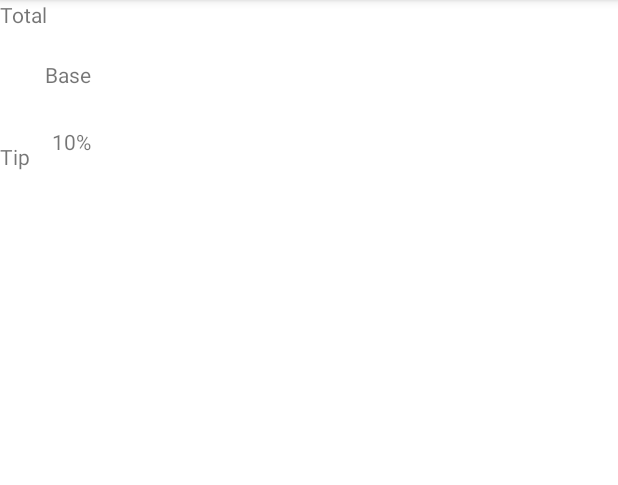
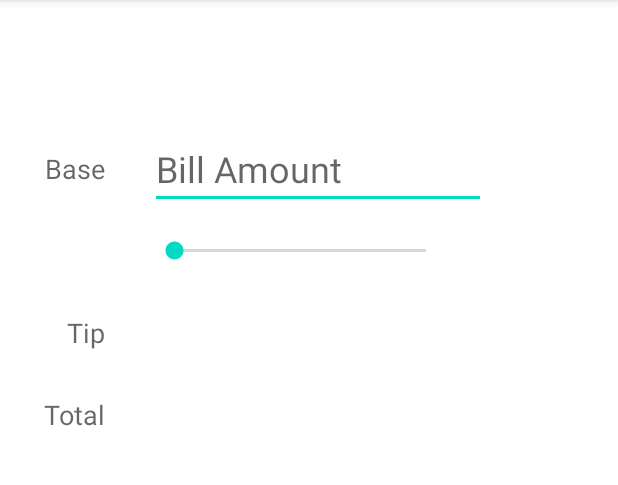
Before and after one commit to OSURandle/Codepath_Project_4_Tip_Calculator, an Android app: the screen it shows after launch (MainActivity), on a phone screen of 412 x 824 dp, the part 84-569 px from its top. Run offline under Robolectric (Android 15) with nearby library versions, the phone set to English and light mode, and no system bars.

Commit message:
Repo fix

```diff
--- a/app/src/main/java/com/example/codepath_project_4_tip_calculator/MainActivity.kt
+++ b/app/src/main/java/com/example/codepath_project_4_tip_calculator/MainActivity.kt
@@ -2,10 +2,61 @@ package com.example.codepath_project_4_tip_calculator
 
 import androidx.appcompat.app.AppCompatActivity
 import android.os.Bundle
+import android.text.Editable
+import android.text.TextWatcher
+import android.util.Log
+import android.widget.EditText
+import android.widget.SeekBar
+import android.widget.TextView
+private const val TAG = "MainActivity"
+class MainActivity : AppCompatActivity() {
 
-class MainActivity : AppCompatActivity() {
+    private lateinit var BaseAmount: EditText
+    private lateinit var seekBarTip: SeekBar
+    private lateinit var Percent: TextView
+    private lateinit var TipAmount: TextView
+    private lateinit var TotalAmount: TextView
+
     override fun onCreate(savedInstanceState: Bundle?) {
         super.onCreate(savedInstanceState)
         setContentView(R.layout.activity_main)
+        BaseAmount = findViewById(R.id.BaseAmount)
+        seekBarTip = findViewById(R.id.seekBarTip)
+        Percent = findViewById(R.id.Percent)
+        TipAmount = findViewById(R.id.TipAmount)
+        TotalAmount = findViewById(R.id.TotalAmount)
+
+        seekBarTip.setOnSeekBarChangeListener(object: SeekBar.OnSeekBarChangeListener{
+            override fun onProgressChanged(seekBar: SeekBar?, p1: Int, fromUser: Boolean) {
+                Log.i(TAG, "onProgressChanged $p1")
+                Percent.text = "$p1%"
+                calculateTipandTotal()
+            }
+
+            override fun onStartTrackingTouch(p0: SeekBar?) {}
+
+            override fun onStopTrackingTouch(p0: SeekBar?) {}
+
+        })
+        BaseAmount.addTextChangedListener(object: TextWatcher {
+            override fun beforeTextChanged(p0: CharSequence?, p1: Int, p2: Int, p3: Int) {}
+
+            override fun onTextChanged(p0: CharSequence?, p1: Int, p2: Int, p3: Int) {}
+
+            override fun afterTextChanged(p0: Editable?) {
+                Log.i(TAG, "afterTextChanged $p0")
+                calculateTipandTotal()
+            }
+
+        })
+    }
+
+    private fun calculateTipandTotal() {
+        val baseAmount = BaseAmount.text.toString().toDouble()
+        val percent = seekBarTip.progress
+        val tipAmount = baseAmount * percent / 100
+        val totalAmount = baseAmount + tipAmount
+        TipAmount.text = tipAmount.toString()
+        TotalAmount.text = totalAmount.toString()
     }
 }
--- a/app/src/main/res/layout/activity_main.xml
+++ b/app/src/main/res/layout/activity_main.xml
@@ -11,8 +11,9 @@
         android:layout_width="wrap_content"
         android:layout_height="wrap_content"
         android:layout_marginStart="30dp"
-        android:layout_marginTop="40dp"
+        android:layout_marginTop="100dp"
         android:text="Base"
+        android:textAppearance="@style/TextAppearance.AppCompat.Medium"
         app:layout_constraintStart_toStartOf="parent"
         app:layout_constraintTop_toTopOf="parent" />
 
@@ -20,26 +21,73 @@
         android:id="@+id/Percent"
         android:layout_width="wrap_content"
         android:layout_height="wrap_content"
-        android:layout_marginTop="25dp"
-        android:text="10%"
-        app:layout_constraintEnd_toEndOf="@id/Base"
+        android:layout_marginTop="30dp"
+        android:textAppearance="@style/TextAppearance.AppCompat.Medium"
+        android:textStyle="bold"
+        app:layout_constraintEnd_toEndOf="@+id/Base"
         app:layout_constraintTop_toBottomOf="@+id/Base"
-        tools:layout_editor_absoluteX="28dp" />
+        tools:text="10%" />
 
     <TextView
         android:id="@+id/Tip"
         android:layout_width="wrap_content"
         android:layout_height="wrap_content"
+        android:layout_marginTop="30dp"
         android:text="Tip"
-        app:layout_constraintTop_toBottomOf="@+id/Percent"
-        app:layout_constraintBottom_toBottomOf="@id/Percent"
-        tools:layout_editor_absoluteX="28dp" />
+        android:textAppearance="@style/TextAppearance.AppCompat.Medium"
+        app:layout_constraintEnd_toEndOf="@+id/Percent"
+        app:layout_constraintTop_toBottomOf="@+id/Percent" />
 
     <TextView
         android:id="@+id/Total"
         android:layout_width="wrap_content"
         android:layout_height="wrap_content"
+        android:layout_marginTop="30dp"
         android:text="Total"
-        tools:layout_editor_absoluteX="61dp"
-        tools:layout_editor_absoluteY="204dp" />
+        android:textAppearance="@style/TextAppearance.AppCompat.Medium"
+        app:layout_constraintEnd_toEndOf="@+id/Tip"
+        app:layout_constraintTop_toBottomOf="@+id/Tip" />
+
+    <EditText
+        android:id="@+id/BaseAmount"
+        android:layout_width="wrap_content"
+        android:layout_height="wrap_content"
+        android:layout_marginStart="30dp"
+        android:ems="8"
+        android:hint="Bill Amount"
+        android:inputType="numberDecimal"
+        android:textSize="24sp"
+        app:layout_constraintBottom_toBottomOf="@+id/Base"
+        app:layout_constraintStart_toEndOf="@+id/Base"
+        app:layout_constraintTop_toTopOf="@+id/Base" />
+
+    <SeekBar
+        android:id="@+id/seekBarTip"
+        android:layout_width="200dp"
+        android:layout_height="wrap_content"
+        android:max="30"
+        app:layout_constraintBottom_toBottomOf="@+id/Percent"
+        app:layout_constraintStart_toStartOf="@+id/BaseAmount"
+        app:layout_constraintTop_toTopOf="@+id/Percent" />
+
+    <TextView
+        android:id="@+id/TipAmount"
+        android:layout_width="wrap_content"
+        android:layout_height="wrap_content"
+        android:textAppearance="@style/TextAppearance.AppCompat.Large"
+        app:layout_constraintBottom_toBottomOf="@+id/Tip"
+        app:layout_constraintStart_toStartOf="@+id/seekBarTip"
+        app:layout_constraintTop_toTopOf="@+id/Tip"
+        tools:text="19.96" />
+
+    <TextView
+        android:id="@+id/TotalAmount"
+        android:layout_width="wrap_content"
+        android:layout_height="wrap_content"
+        android:textAppearance="@style/TextAppearance.AppCompat.Large"
+        app:layout_constraintBottom_toBottomOf="@+id/Total"
+        app:layout_constraintStart_toStartOf="@+id/TipAmount"
+        app:layout_constraintTop_toTopOf="@+id/Total"
+        tools:text="103.11" />
+
 </androidx.constraintlayout.widget.ConstraintLayout>
```
